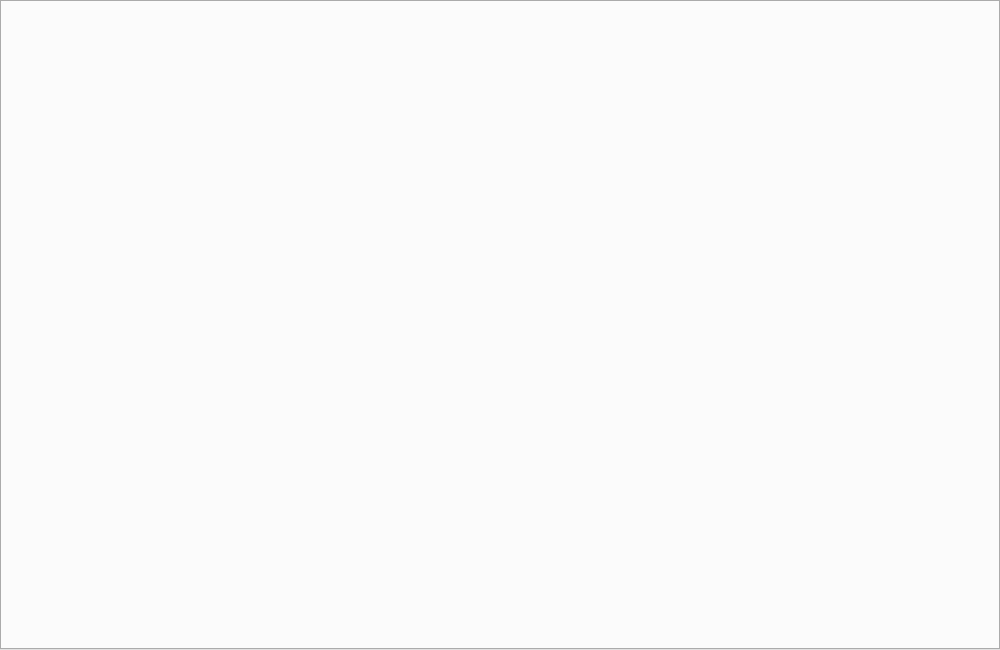
First picture: the form in code/mirror/mirror.ui, repository simon0xia/mirror, before the edit.
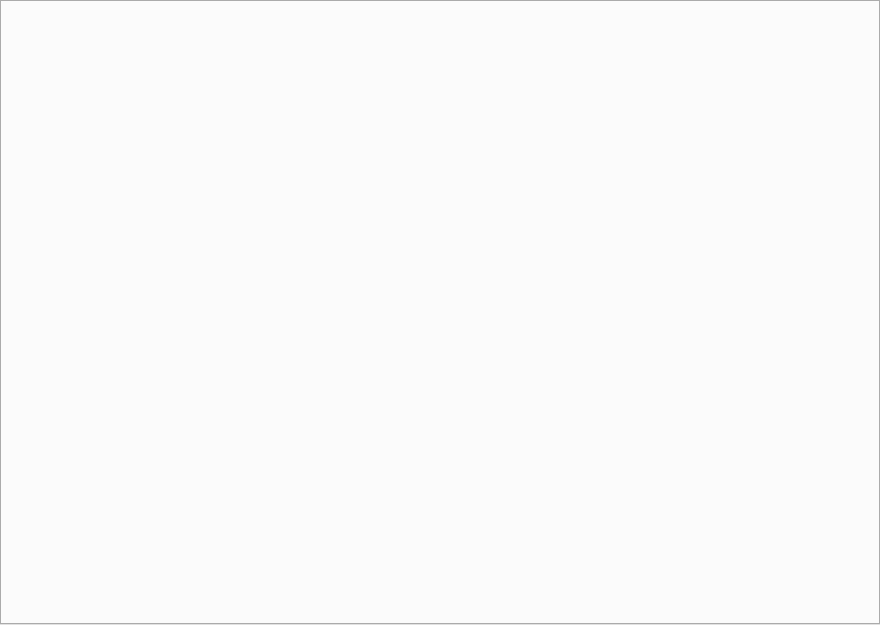
Second picture: the form after the edit.

```diff
--- a/code/mirror/mirror.ui
+++ b/code/mirror/mirror.ui
@@ -6,8 +6,8 @@
    <rect>
     <x>0</x>
     <y>0</y>
-    <width>1000</width>
-    <height>650</height>
+    <width>880</width>
+    <height>625</height>
    </rect>
   </property>
   <property name="windowTitle">
```
